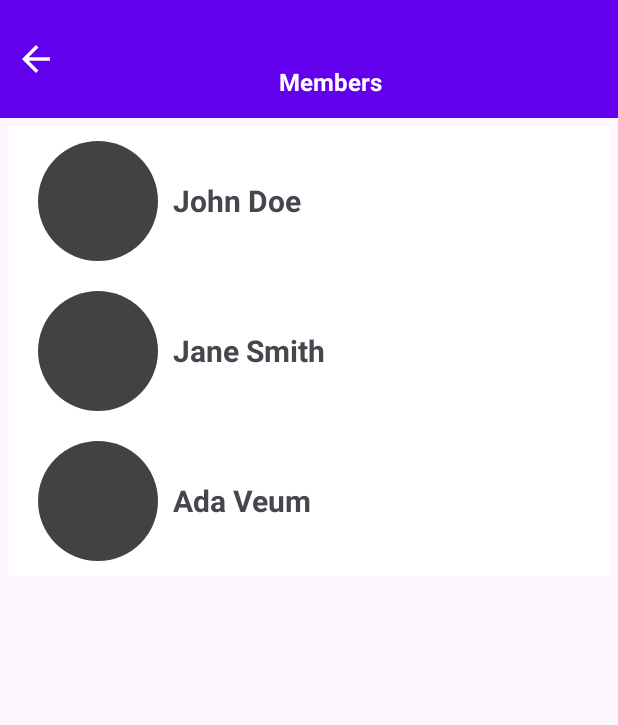
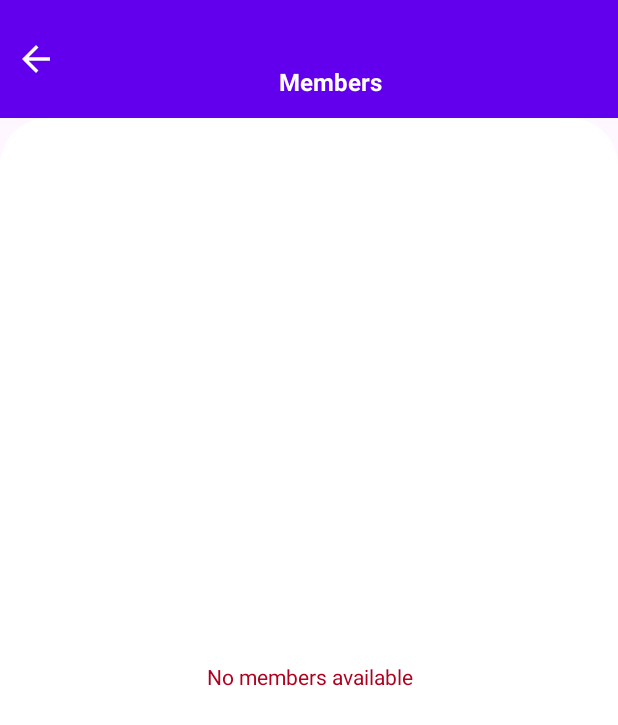
Before and after one commit to DevlinHamill/cs460GroupProject, an Android app: the MembersList screen opened directly, with no data from a screen before it, on a phone screen of 412 x 824 dp. Shown: the top 725 px of the screen. Run offline under Robolectric (Android 15) with nearby library versions, the phone set to English and light mode, and no system bars; our stand-ins replace Firebase (no records; nobody signed in at launch, a user with empty details on screens opened directly); plain views replace RoundedImageView.

Commit message:
Synched up project files

```diff
--- a/app/src/main/java/com/example/project/Member.java
+++ b/app/src/main/java/com/example/project/Member.java
@@ -1,5 +1,5 @@
 package com.example.project;
 
 public class Member {
-    String name, profileImage;
+    String name, profileImage, id;//, officerStatus;
 }
--- a/app/src/main/java/com/example/project/MembersList.java
+++ b/app/src/main/java/com/example/project/MembersList.java
@@ -2,6 +2,7 @@ package com.example.project;
 
 import android.content.Intent;
 import android.os.Bundle;
+import android.view.View;
 
 import androidx.activity.EdgeToEdge;
 import androidx.appcompat.app.AppCompatActivity;
@@ -11,57 +12,94 @@ import androidx.core.view.WindowInsetsCompat;
 import androidx.recyclerview.widget.RecyclerView;
 
 import com.example.project.databinding.ActivityMembersListBinding;
+import com.example.project.utilites.PreferenceManager;
+import com.example.project.utilites.Constants;
 
+import com.google.firebase.firestore.FirebaseFirestore;
+import com.google.firebase.firestore.QueryDocumentSnapshot;
 import java.util.ArrayList;
+import java.util.HashMap;
 import java.util.List;
 
 public class MembersList extends AppCompatActivity {
 
     private ActivityMembersListBinding binding;
+    private PreferenceManager preferenceManager;
     @Override
     protected void onCreate(Bundle savedInstanceState) {
         super.onCreate(savedInstanceState);
-        /*EdgeToEdge.enable(this);
-        setContentView(R.layout.activity_members_list);
-        ViewCompat.setOnApplyWindowInsetsListener(findViewById(R.id.main), (v, insets) -> {
-            Insets systemBars = insets.getInsets(WindowInsetsCompat.Type.systemBars());
-            v.setPadding(systemBars.left, systemBars.top, systemBars.right, systemBars.bottom);
-            return insets;
-        });*/
-
-
-
 
         binding = com.example.project.databinding.ActivityMembersListBinding.inflate(getLayoutInflater());
+        preferenceManager = new PreferenceManager(getApplicationContext());
         setContentView(binding.getRoot());
         setListeners();
-
-        //Test data
-        //Will update once project is connected to firebase
-        RecyclerView memberRecyclerView = findViewById(R.id.memberRecyclerView);
-        List<Member> memberList =new ArrayList<>();
-
-        Member john = new Member();
-        john.name = "John Doe";
-        memberList.add(john);
-
-        Member jane = new Member();
-        jane.name = "Jane Smith";
-        memberList.add(jane);
-
-        Member ada = new Member();
-        ada.name = "Ada Veum";
-        memberList.add(ada);
-
-        final MemberAdapter posterAdapter = new MemberAdapter(memberList);
-        memberRecyclerView.setAdapter(posterAdapter);
+        getUsers();
 
     }
 
+    /**
+     * Sets listener for back button
+     */
     private void setListeners(){
         binding.backbtn.setOnClickListener(v ->
                 finish()
         );
 
     }
+
+    /**
+     * Gets the collection of Members from the Firebase Database
+     */
+    private void getUsers(){
+        loading(true);
+        FirebaseFirestore database = FirebaseFirestore.getInstance();
+        database.collection(Constants.KEY_COLLECTION_USERS).get()
+                .addOnCompleteListener(task -> {
+                    loading(false);
+                    String currentUserID = preferenceManager.getString(Constants.KEY_USER_ID);
+                    if(task.isSuccessful() && task.getResult() != null){
+                        List<Member> members = new ArrayList<>();
+                        for(QueryDocumentSnapshot queryDocumentSnapshot: task.getResult()){
+                            if(currentUserID.equals(queryDocumentSnapshot.getId())){
+                                continue;
+                            }
+                            Member member = new Member();
+                            member.name = queryDocumentSnapshot.getString(Constants.KEY_FIRST_NAME);
+                            member.profileImage = queryDocumentSnapshot.getString(Constants.KEY_IMAGE);
+                            member.id = queryDocumentSnapshot.getString(Constants.KEY_USER_ID);
+                            //member.officerStatus = queryDocumentSnapshot.getString(Constants.KEY_OFFICER_STATUS);
+                            members.add(member);
+                        }
+                        if(members.size() > 0){
+                            MemberAdapter usersAdapter = new MemberAdapter(members);
+                            binding.membersRecyclerView.setAdapter(usersAdapter);
+                            binding.membersRecyclerView.setVisibility(View.VISIBLE);
+                        } else {
+                            showErrorMessage();
+                        }
+                    } else {
+                        showErrorMessage();
+                    }
+                });
+    }
+
+    /**
+     * Shows an error message if there are no members in the Firebase
+     */
+    private void showErrorMessage(){
+        binding.textErrorMessage.setText(String.format("%s", "No members available"));
+        binding.textErrorMessage.setVisibility(View.VISIBLE);
+    }
+
+    /**
+     * Shows a loading bar when something is loading
+     * @param isLoading if something is loading
+     */
+    private void loading(Boolean isLoading){
+        if(isLoading){
+            binding.progressBar.setVisibility(View.VISIBLE);
+        } else {
+            binding.progressBar.setVisibility(View.INVISIBLE);
+        }
+    }
 }
--- /dev/null
+++ b/app/src/main/res/drawable/background_click.xml
@@ -0,0 +1,5 @@
+<?xml version="1.0" encoding="utf-8"?>
+<shape xmlns:android="http://schemas.android.com/apk/res/android" android:shape="rectangle">
+    <solid android:color="@color/input_background"/>
+    <corners android:radius="10dp"/>
+</shape>
--- a/app/src/main/res/layout/activity_members_list.xml
+++ b/app/src/main/res/layout/activity_members_list.xml
@@ -42,15 +42,42 @@
 
     </LinearLayout>
 
-    <androidx.recyclerview.widget.RecyclerView
-        android:id="@+id/memberRecyclerView"
+    <FrameLayout
         android:layout_width="match_parent"
         android:layout_height="0dp"
-        android:clipToPadding="false"
-        android:orientation="vertical"
-        android:padding="5dp"
-        app:layoutManager="androidx.recyclerview.widget.LinearLayoutManager"
-        app:layout_constraintTop_toBottomOf="@id/layoutHeader"
-        />
+        android:background="@drawable/background_content_bottom"
+        app:layout_constraintBottom_toBottomOf="parent"
+        app:layout_constraintTop_toBottomOf="@+id/layoutHeader">
+
+
+        <androidx.recyclerview.widget.RecyclerView
+            android:id="@+id/membersRecyclerView"
+            android:layout_width="match_parent"
+            android:layout_height="match_parent"
+            android:clipToPadding="false"
+            android:orientation="vertical"
+            android:overScrollMode="never"
+            android:padding="20dp"
+            android:visibility="gone"
+            app:layoutManager="androidx.recyclerview.widget.LinearLayoutManager"/>
+
+        <ProgressBar
+            android:id="@+id/progressBar"
+            android:layout_width="25dp"
+            android:layout_height="25dp"
+            android:layout_gravity="center"/>
+
+        <TextView
+            android:id="@+id/textErrorMessage"
+            android:layout_width="match_parent"
+            android:layout_height="wrap_content"
+            android:layout_gravity="center"
+            android:layout_marginStart="24dp"
+            android:layout_marginEnd="24dp"
+            android:gravity="center"
+            android:textColor="@color/design_default_color_error"
+            android:visibility="gone"/>
+
+    </FrameLayout>
 
 </androidx.constraintlayout.widget.ConstraintLayout>
```
Also changed, not shown: app/src/main/AndroidManifest.xml (+8 -0 lines), app/src/main/java/com/example/project/Finance.java (+40 -14 lines), app/src/main/java/com/example/project/Income.java (added, +33 -0 lines), app/src/main/java/com/example/project/NewMeeting.java (added, +32 -0 lines), app/src/main/java/com/example/project/Outcome.java (added, +30 -0 lines), app/src/main/java/com/example/project/calender.java (+8 -21 lines), app/src/main/res/layout/activity_calender.xml (+71 -23 lines), app/src/main/res/layout/activity_finance.xml (+16 -16 lines), app/src/main/res/layout/activity_income.xml (added, +86 -0 lines), app/src/main/res/layout/activity_new_meeting.xml (added, +102 -0 lines), app/src/main/res/layout/activity_outcome.xml (added, +85 -0 lines), app/src/main/res/values/strings.xml (+10 -0 lines).
